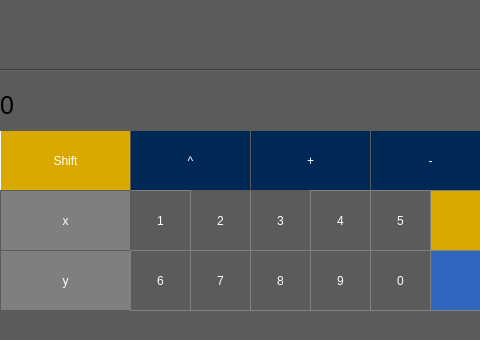
brayamcorral/QT_GraphingCalculator, file mainwindow.ui: the form before one commit; both pictures show x 0 to 480 and y 460 to 800 of the 606 by 800 pixel window.
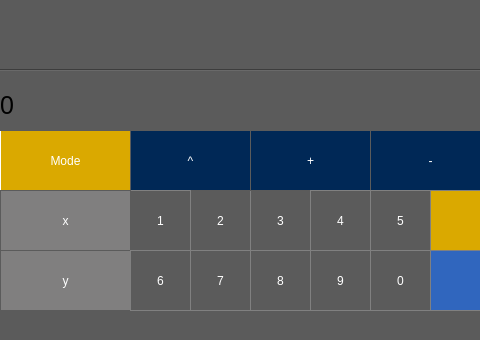
The form after the commit. The open tabs and pages were chosen to show the change. Custom widgets are drawn as their Qt base class.

Commit message: Shift to Mode

Patch:
```diff
--- a/mainwindow.ui
+++ b/mainwindow.ui
@@ -728,7 +728,7 @@
 }</string>
       </property>
       <property name="text">
-       <string>Shift</string>
+       <string>Mode</string>
       </property>
      </widget>
      <widget class="QPushButton" name="pushButton_Subtract_2">
```
Left out of the diff: 8 changed lines with no effect on the pictures. The commit also changes 3 other files.
